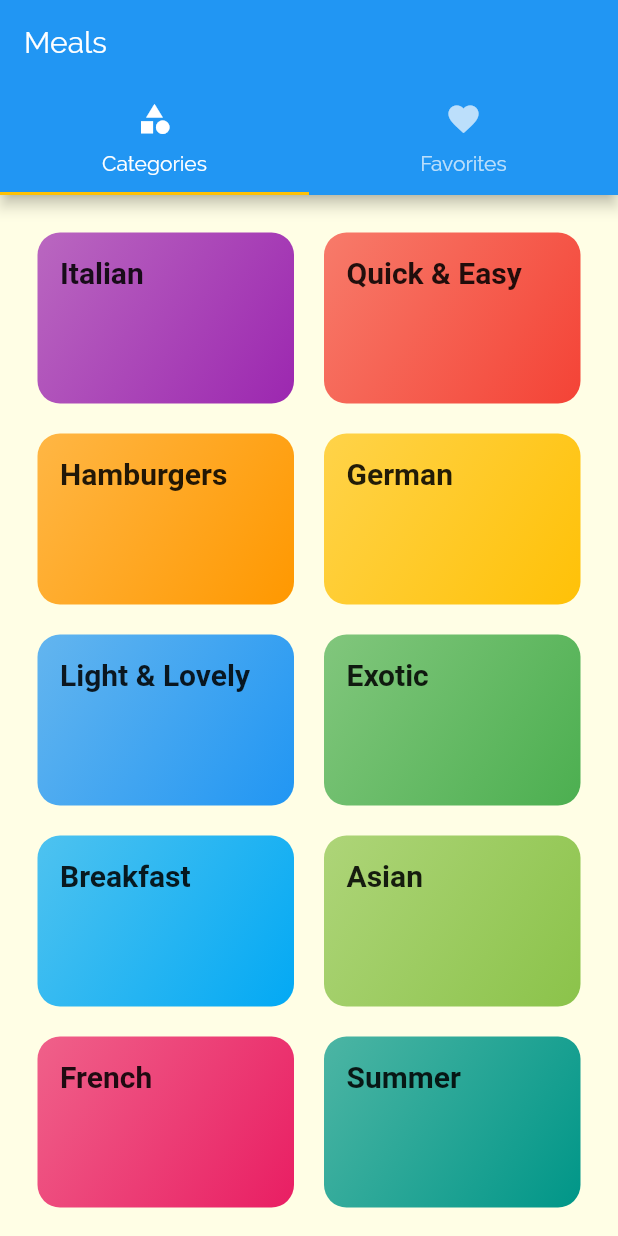
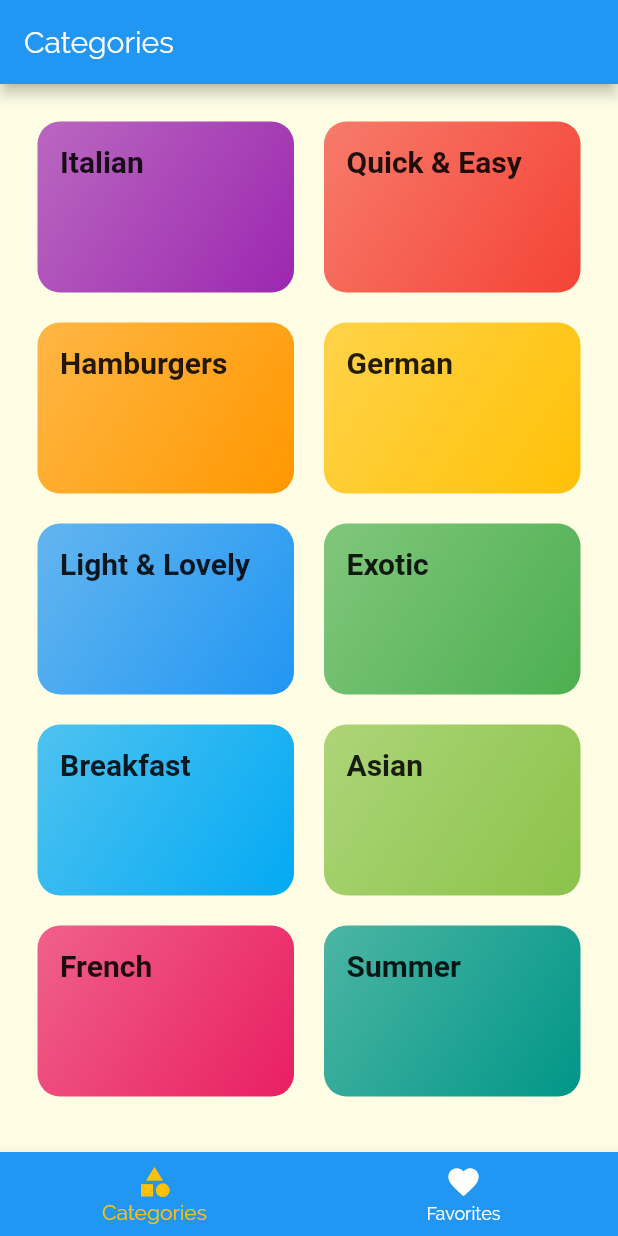
Before and after one commit to nikhilmufc7/Flutter_MealsApp, a Flutter app: the screen it shows after launch, on a phone screen of 412 x 824 dp. Run offline on Flutter 3.47's test engine with Material 2 defaults, Android fonts, the phone set to English and light mode, and no system bars; Roboto replaces fonts that are missing (RobertoCondensed).

```diff
--- a/lib/screens/tabs_screen.dart
+++ b/lib/screens/tabs_screen.dart
@@ -8,21 +8,47 @@ class TabsScreen extends StatefulWidget {
 }
 
 class _TabsScreenState extends State<TabsScreen> {
+  final List<Map<String, Object>> _pages = [
+    {'page': CategoriesScreen(), 'title': "Categories"},
+    {'page': FavoritesScreen(), 'title': "Favorites"}
+  ];
+
+  int _selectPageIndex = 0;
+
+  void _selecPage(int index) {
+    setState(() {
+      _selectPageIndex = index;
+    });
+  }
+
   @override
   Widget build(BuildContext context) {
-    return DefaultTabController(length: 2,child: Scaffold(
+    return Scaffold(
       appBar: AppBar(
-        title: Text("Meals"),
-        bottom: TabBar(tabs: <Widget>[
-          Tab(icon: Icon(Icons.category),text: 'Categories',),
-          Tab(icon: Icon(Icons.favorite),text: 'Favorites',),
-        ],),
+        title: Text(_pages[_selectPageIndex]['title']),
       ),
-      body: TabBarView(children: <Widget>[
+      body: _pages[_selectPageIndex]['page'],
+      bottomNavigationBar: BottomNavigationBar(
+        onTap: _selecPage,
+        backgroundColor: Theme.of(context).primaryColor,
+        unselectedItemColor: Colors.white,
+        selectedItemColor: Theme.of(context).accentColor,
+        currentIndex: _selectPageIndex,
 
-        CategoriesScreen(),
-        FavoritesScreen(),
-      ],),
-    ),);
+
+        items: [
+          BottomNavigationBarItem(
+            backgroundColor: Theme.of(context).primaryColor,
+            icon: Icon(Icons.category),
+            title: Text("Categories"),
+          ),
+          BottomNavigationBarItem(
+            backgroundColor: Theme.of(context).primaryColor,
+            icon: Icon(Icons.favorite),
+            title: Text("Favorites"),
+          )
+        ],
+      ),
+    );
   }
 }
```
